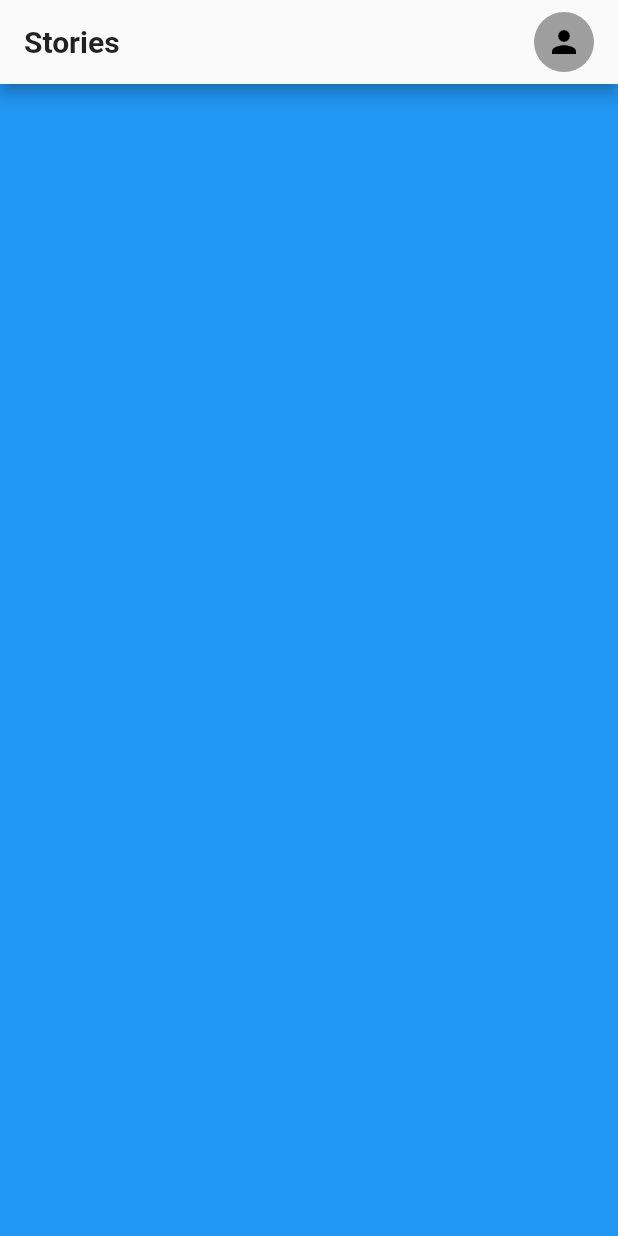
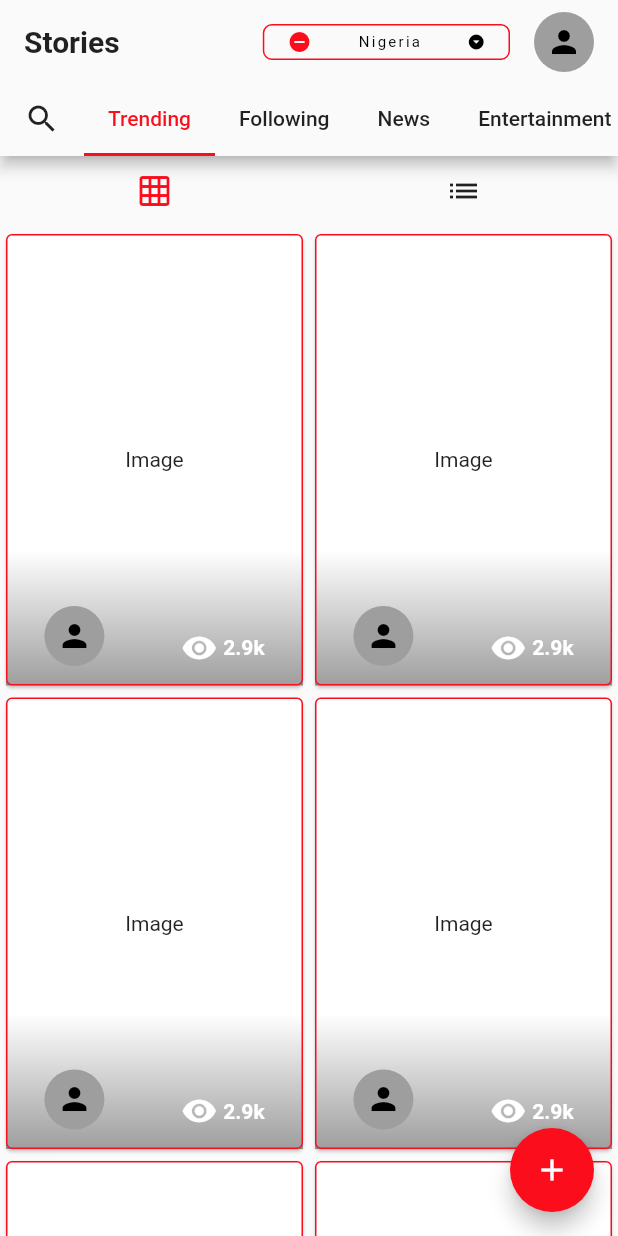
Before and after one commit to aramidefemi/stories, a Flutter app: the StoriesHome screen opened directly, on a phone screen of 412 x 824 dp. Run offline on Flutter 3.47's test engine with Material 2 defaults, Android fonts, the phone set to English and light mode, and no system bars.

Commit message:
Add trending screen

```diff
--- a/lib/main.dart
+++ b/lib/main.dart
@@ -11,6 +11,7 @@ class MyApp extends StatelessWidget {
       debugShowCheckedModeBanner: false,
       theme: ThemeData(
         primaryColor: Color.fromRGBO(252, 13, 27, 1),
+        accentColor:  Color.fromRGBO(252, 13, 27, 1),
       ),
       home: SignInPage(),
     );
--- a/lib/ui/authentication_pages/new_user_page.dart
+++ b/lib/ui/authentication_pages/new_user_page.dart
@@ -108,9 +108,7 @@ class NewUserPage extends StatelessWidget {
                 Column(
                   children: <Widget>[
                     signInButton,
-                    SizedBox(
-                      height: 8.0,
-                    ),
+                    SizedBox(height: 8.0),
                     verificationText,
                   ],
                 ),
--- /dev/null
+++ b/lib/ui/main_tabs/stories_home.dart
@@ -0,0 +1,118 @@
+import 'package:Stories/ui/main_tabs/stories_home_tabs/entertainment.dart';
+import 'package:Stories/ui/main_tabs/stories_home_tabs/following.dart';
+import 'package:Stories/ui/main_tabs/stories_home_tabs/news.dart';
+import 'package:Stories/ui/main_tabs/stories_home_tabs/search.dart';
+import 'package:Stories/ui/main_tabs/stories_home_tabs/trending.dart';
+import 'package:flutter/material.dart';
+
+class StoriesHome extends StatefulWidget {
+  @override
+  _StoriesHomeState createState() => _StoriesHomeState();
+}
+
+class _StoriesHomeState extends State<StoriesHome>
+    with SingleTickerProviderStateMixin {
+  TabController tabController;
+
+  @override
+  void initState() {
+    super.initState();
+    tabController = new TabController(vsync: this, length: 5, initialIndex: 1);
+  }
+
+  @override
+  void dispose() {
+    tabController.dispose();
+    super.dispose();
+  }
+
+  @override
+  Widget build(BuildContext context) {
+
+    var locationIndicator = Container(
+      constraints: BoxConstraints(
+        minWidth: MediaQuery.of(context).size.width * 0.4,
+      ),
+      decoration: BoxDecoration(
+          borderRadius: BorderRadius.circular(6.0),
+          border: Border.all(color: Theme.of(context).primaryColor)),
+      margin: EdgeInsets.only(left: 8.0, right: 16.0, top: 16.0, bottom: 16.0),
+      child: Row(
+        mainAxisAlignment: MainAxisAlignment.spaceAround,
+        children: <Widget>[
+          Icon(
+            Icons.remove_circle,
+            color: Theme.of(context).primaryColor,
+            size: 16.0,
+          ),
+          Center(
+            child: Text(
+              "Nigeria",
+              style: Theme.of(context).textTheme.overline,
+            ),
+          ),
+          Icon(
+            Icons.arrow_drop_down_circle,
+            color: Colors.black,
+            size: 12.0,
+          )
+        ],
+      ),
+    );
+
+    return Scaffold(
+      appBar: AppBar(
+        title: Text(
+          "Stories",
+          style: Theme.of(context)
+              .textTheme
+              .title
+              .copyWith(fontWeight: FontWeight.bold),
+        ),
+        backgroundColor: Theme.of(context).canvasColor,
+        automaticallyImplyLeading: false,
+        actions: <Widget>[
+          locationIndicator,
+          Container(
+            margin: EdgeInsets.only(right: 16.0),
+            child: CircleAvatar(
+              backgroundColor: Colors.grey,
+              child: Icon(
+                Icons.person,
+                color: Colors.black,
+              ),
+            ),
+          )
+        ],
+        bottom: TabBar(
+          isScrollable: true,
+          controller: tabController,
+          labelColor: Theme.of(context).primaryColor,
+          unselectedLabelColor: Theme.of(context).textTheme.body1.color,
+          indicatorColor: Theme.of(context).primaryColor,
+          tabs: <Widget>[
+            Tab(icon: Icon(Icons.search)),
+            Tab(text: "Trending"),
+            Tab(text: "Following"),
+            Tab(text: "News"),
+            Tab(text: "Entertainment"),
+          ],
+        ),
+      ),
+      body: TabBarView(
+        controller: tabController,
+        children: <Widget>[
+          Search(),
+          Trending(),
+          Following(),
+          News(),
+          Entertainment(),
+        ],
+      ),
+      floatingActionButton: FloatingActionButton(
+        onPressed: (){},
+        child: Icon(Icons.add),
+      ),
+    );
+  }
+}
--- /dev/null
+++ b/lib/ui/main_tabs/stories_home_tabs/entertainment.dart
@@ -0,0 +1,16 @@
+import 'package:flutter/material.dart';
+
+class Entertainment extends StatelessWidget {
+  const Entertainment({
+    Key key,
+  }) : super(key: key);
+
+  @override
+  Widget build(BuildContext context) {
+    return Container(
+      child: Center(
+        child: Text("Entertainment"),
+      ),
+    );
+  }
+}
--- /dev/null
+++ b/lib/ui/main_tabs/stories_home_tabs/following.dart
@@ -0,0 +1,16 @@
+import 'package:flutter/material.dart';
+
+class Following extends StatelessWidget {
+  const Following({
+    Key key,
+  }) : super(key: key);
+
+  @override
+  Widget build(BuildContext context) {
+    return Container(
+      child: Center(
+        child: Text("Following"),
+      ),
+    );
+  }
+}
--- /dev/null
+++ b/lib/ui/main_tabs/stories_home_tabs/news.dart
@@ -0,0 +1,16 @@
+import 'package:flutter/material.dart';
+
+class News extends StatelessWidget {
+  const News({
+    Key key,
+  }) : super(key: key);
+
+  @override
+  Widget build(BuildContext context) {
+    return Container(
+      child: Center(
+        child: Text("News"),
+      ),
+    );
+  }
+}
--- /dev/null
+++ b/lib/ui/main_tabs/stories_home_tabs/trending.dart
@@ -0,0 +1,153 @@
+import 'package:flutter/material.dart';
+
+class Trending extends StatefulWidget {
+  const Trending({
+    Key key,
+  }) : super(key: key);
+
+  @override
+  _TrendingState createState() => _TrendingState();
+}
+
+class _TrendingState extends State<Trending>
+    with SingleTickerProviderStateMixin {
+  TabController tabController;
+
+  @override
+  void initState() {
+    super.initState();
+    tabController = new TabController(vsync: this, length: 2);
+  }
+
+  @override
+  void dispose() {
+    tabController.dispose();
+    super.dispose();
+  }
+
+  @override
+  Widget build(BuildContext context) {
+    var gridTrendingWidget = GridView.builder(
+      scrollDirection: Axis.vertical,
+      itemCount: 20,
+      gridDelegate: SliverGridDelegateWithFixedCrossAxisCount(
+          crossAxisCount: 2, childAspectRatio: 2 / 3),
+      itemBuilder: ((BuildContext context, int index) {
+        return Card(
+          child: Stack(alignment: Alignment(0.0, 0.9), children: <Widget>[
+            Container(
+              decoration: BoxDecoration(
+                  //The gradient is added so the white text can be seen against images with white/bright backgrounds
+                  gradient: LinearGradient(
+                      begin: Alignment(0.0, 1.0),
+                      end: Alignment(0.0, 0.4),
+                      colors: [
+                    Colors.black38,
+                    Colors.transparent,
+                  ])),
+              child: Center(
+                child: Text("Image"),
+              ),
+            ),
+            Positioned(
+              child: Row(
+                mainAxisAlignment: MainAxisAlignment.spaceAround,
+                crossAxisAlignment: CrossAxisAlignment.end,
+                children: <Widget>[
+                  CircleAvatar(
+                    backgroundColor: Colors.grey,
+                    child: Icon(
+                      Icons.person,
+                      color: Colors.black,
+                    ),
+                  ),
+                  Row(
+                    mainAxisSize: MainAxisSize.min,
+                    children: <Widget>[
+                      Icon(
+                        Icons.remove_red_eye,
+                        color: Colors.white,
+                      ),
+                      SizedBox(width: 4.0),
+                      Text("2.9k",
+                          style: TextStyle(
+                              fontWeight: FontWeight.bold,
+                              color: Colors.white)),
+                    ],
+                  ),
+                ],
+              ),
+            )
+          ]),
+          shape: RoundedRectangleBorder(
+            side: BorderSide(
+              width: 1.0,
+              color: Theme.of(context).primaryColor,
+            ),
+            borderRadius: BorderRadius.circular(4.0),
+          ),
+        );
+      }),
+    );
+
+    var listTrendingWidget = ListView.separated(
+      itemCount: 20,
+      itemBuilder: ((BuildContext context, int index) {
+        return ListTile(
+          onTap: () {},
+          leading: CircleAvatar(
+            backgroundColor: Colors.grey,
+            child: Icon(
+              Icons.person,
+              color: Colors.black,
+            ),
+          ),
+          title: Text("Lucy Matt",
+              style: Theme.of(context)
+                  .textTheme
+                  .subhead
+                  .copyWith(fontWeight: FontWeight.bold)),
+          subtitle:
+              Text("@lucymat0", style: Theme.of(context).textTheme.caption),
+          trailing: Row(
+            mainAxisSize: MainAxisSize.min,
+            children: <Widget>[
+              Icon(Icons.remove_red_eye),
+              SizedBox(width: 4.0),
+              Text("2.9k", style: TextStyle(fontWeight: FontWeight.bold)),
+            ],
+          ),
+        );
+      }),
+      separatorBuilder: (BuildContext context, int index) {
+        return Divider(
+          color: Colors.grey,
+        );
+      },
+    );
+
+    return Column(
+      children: <Widget>[
+        TabBar(
+          indicatorColor: Colors.transparent,
+          unselectedLabelColor: Theme.of(context).textTheme.body1.color,
+          labelColor: Theme.of(context).primaryColor,
+          controller: tabController,
+          tabs: <Widget>[
+            Tab(icon: Icon(Icons.grid_on)),
+            Tab(icon: Icon(Icons.list)),
+          ],
+        ),
+        Expanded(
+          child: TabBarView(
+            controller: tabController,
+            children: <Widget>[
+              gridTrendingWidget,
+              listTrendingWidget,
+            ],
+          ),
+        ),
+      ],
+    );
+  }
+}
--- a/lib/ui/tabs/stories_home.dart
+++ /dev/null
@@ -1,33 +0,0 @@
-import 'package:flutter/material.dart';
-
-class StoriesHome extends StatelessWidget {
-  @override
-  Widget build(BuildContext context) {
-    return Scaffold(
-      appBar: AppBar(
-        title: Text(
-          "Stories",
-          style: Theme.of(context)
-              .textTheme
-              .title
-              .copyWith(fontWeight: FontWeight.bold),
-        ),
-        backgroundColor: Theme.of(context).canvasColor,
-        automaticallyImplyLeading: false,
-        actions: <Widget>[
-          Container(
-            margin: EdgeInsets.only(right: 16.0),
-            child: CircleAvatar(
-              backgroundColor: Colors.grey,
-              child: Icon(
-                Icons.person,
-                color: Colors.black,
-              ),
-            ),
-          )
-        ],
-      ),
-      body: Container(color: Colors.blue),
-    );
-  }
-}
```
Also changed, not shown: lib/ui/home.dart (+4 -4 lines), lib/ui/main_tabs/message.dart (renamed from lib/ui/tabs/message.dart, +9 -3 lines), lib/ui/main_tabs/notifications.dart (added, +294 -0 lines), lib/ui/main_tabs/stories_home_tabs/search.dart (added, +16 -0 lines), lib/ui/tabs/notifications.dart (deleted, +0 -35 lines), lib/ui/main_tabs/stories_feed.dart (renamed from lib/ui/tabs/stories_feed.dart).
